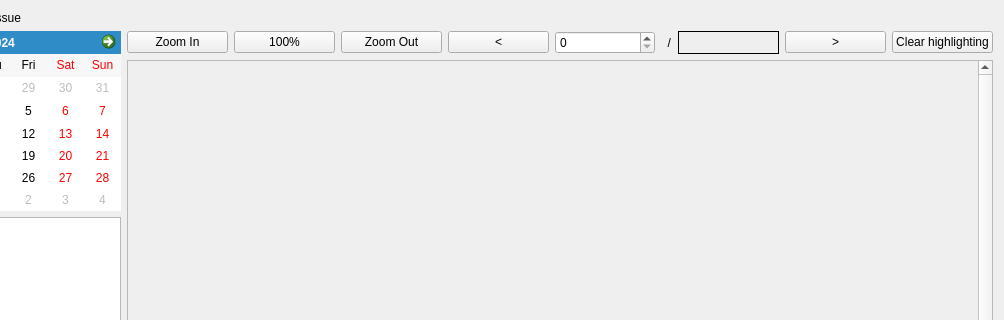
Qt form namalysator/w_structview.ui (phungthomas/Namalysator) before a commit; both pictures show x 190 to 1194 and y 0 to 320 of the 1194 by 900 pixel window.
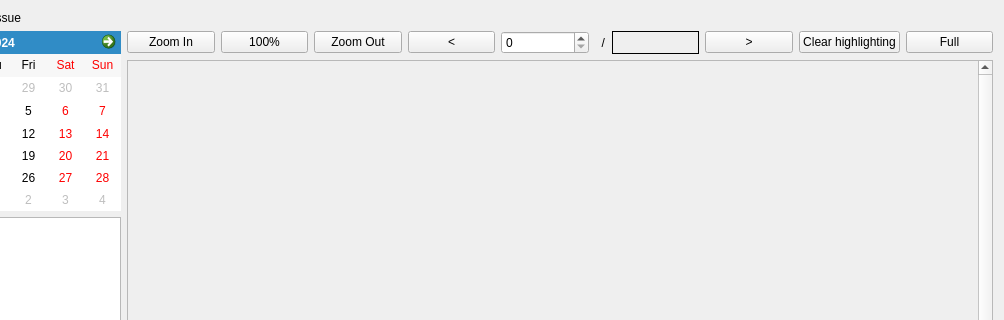
The same form after that commit.

Commit message: left and right arrow key + full

Diff of the .ui file:
```diff
--- a/namalysator/w_structview.ui
+++ b/namalysator/w_structview.ui
@@ -261,6 +261,13 @@
            </property>
           </widget>
          </item>
+         <item>
+          <widget class="QPushButton" name="btnFull">
+           <property name="text">
+            <string>Full</string>
+           </property>
+          </widget>
+         </item>
         </layout>
        </item>
        <item>
```
The commit also changes 3 other files.
